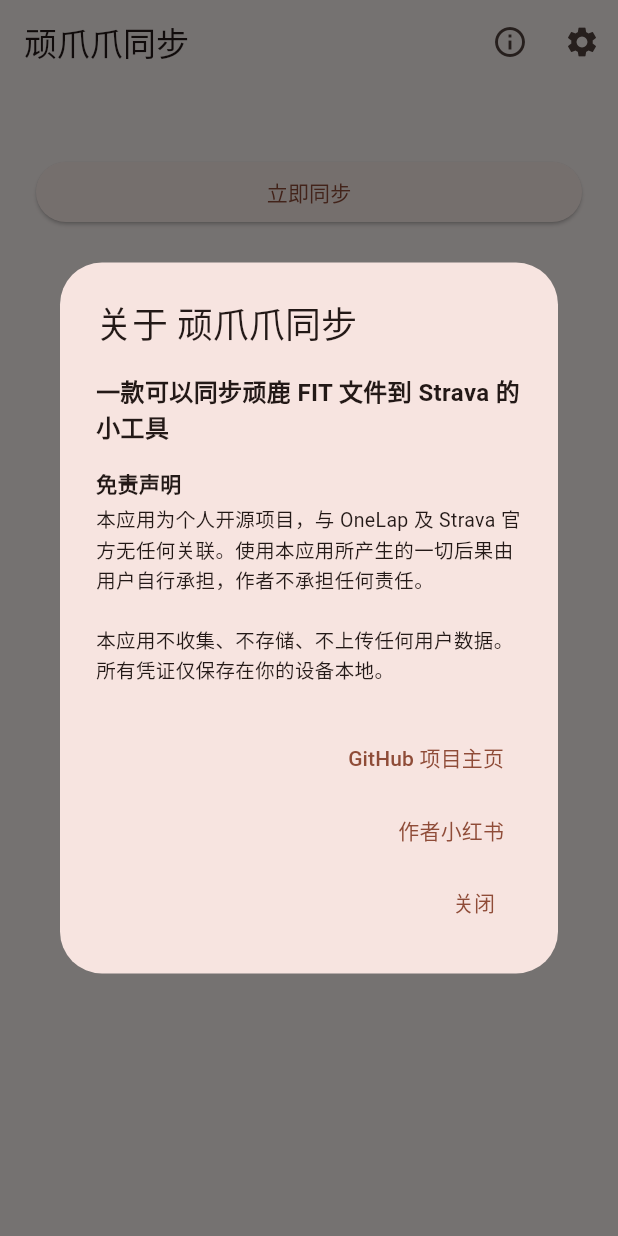
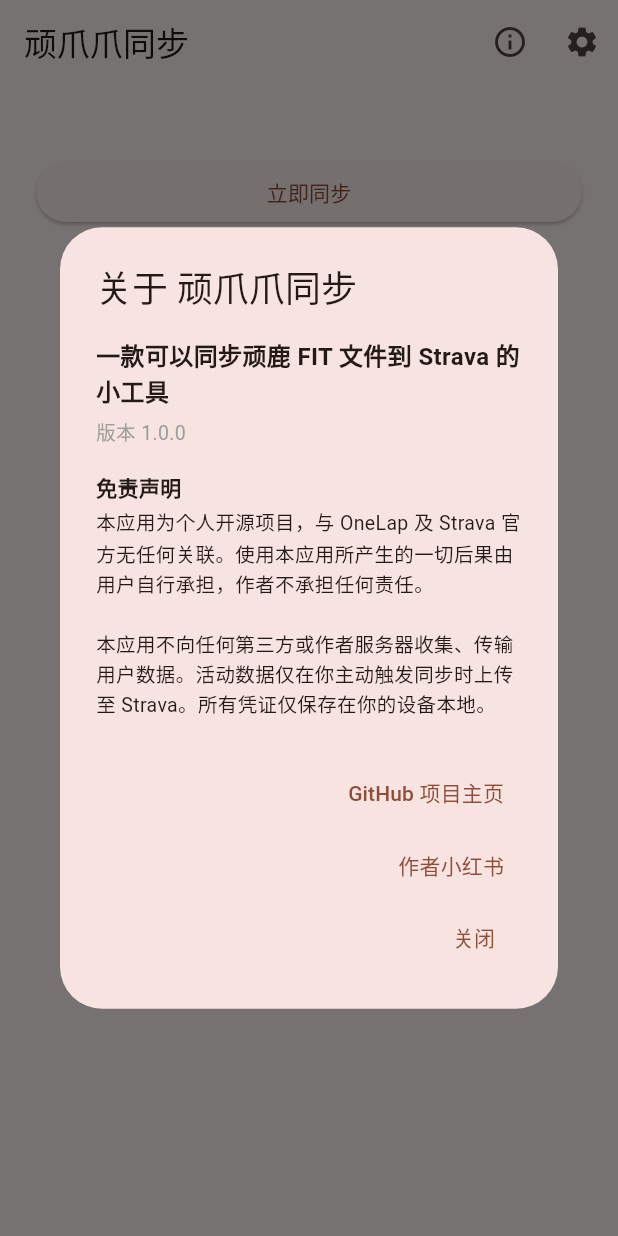
Before and after one commit to SethShen/Onelap-Strava-GoGoGo, a Flutter app: the screen it shows after launch, after a tap on the "info outline" icon, on a phone screen of 412 x 824 dp. Run offline on Flutter 3.47's test engine with Material 3 defaults, Android fonts, the light colour scheme and no system bars; our stand-ins replace cookie_jar, dio, dio_cookie_manager, flutter_secure_storage, package_info_plus, webview_flutter.

Commit message:
Fix About dialog disclaimer text, add version number display

```diff
--- a/lib/screens/home_screen.dart
+++ b/lib/screens/home_screen.dart
@@ -1,4 +1,5 @@
 import 'package:flutter/material.dart';
+import 'package:package_info_plus/package_info_plus.dart';
 import 'package:url_launcher/url_launcher.dart';
 import '../models/sync_summary.dart';
 import '../services/onelap_client.dart';
@@ -223,27 +224,37 @@
     );
   }
 
-  void _showAbout() {
+  void _showAbout() async {
+    final info = await PackageInfo.fromPlatform();
+    final version = info.version;
+
+    if (!mounted) return;
     showDialog<void>(
       context: context,
       builder: (ctx) => AlertDialog(
         title: const Text('关于 顽爪爪同步'),
-        content: const SingleChildScrollView(
+        content: SingleChildScrollView(
           child: Column(
             crossAxisAlignment: CrossAxisAlignment.start,
             mainAxisSize: MainAxisSize.min,
             children: [
-              Text(
+              const Text(
                 '一款可以同步顽鹿 FIT 文件到 Strava 的小工具',
                 style: TextStyle(fontWeight: FontWeight.bold, fontSize: 16),
               ),
-              SizedBox(height: 16),
-              Text('免责声明', style: TextStyle(fontWeight: FontWeight.bold)),
-              SizedBox(height: 4),
+              const SizedBox(height: 6),
               Text(
+                '版本 $version',
+                style: const TextStyle(fontSize: 13, color: Colors.grey),
+              ),
+              const SizedBox(height: 16),
+              const Text('免责声明', style: TextStyle(fontWeight: FontWeight.bold)),
+              const SizedBox(height: 4),
+              const Text(
                 '本应用为个人开源项目，与 OneLap 及 Strava 官方无任何关联。'
                 '使用本应用所产生的一切后果由用户自行承担，作者不承担任何责任。\n\n'
-                '本应用不收集、不存储、不上传任何用户数据。所有凭证仅保存在你的设备本地。',
+                '本应用不向任何第三方或作者服务器收集、传输用户数据。'
+                '活动数据仅在你主动触发同步时上传至 Strava。所有凭证仅保存在你的设备本地。',
                 style: TextStyle(fontSize: 13, height: 1.5),
               ),
             ],
--- a/pubspec.yaml
+++ b/pubspec.yaml
@@ -38,6 +38,7 @@
   path_provider: ^2.1.4
   webview_flutter: ^4.10.0
   url_launcher: ^6.3.0
+  package_info_plus: ^8.0.0
 
 dev_dependencies:
   flutter_test:
```
Also changed, not shown: pubspec.lock, 1 other file.
